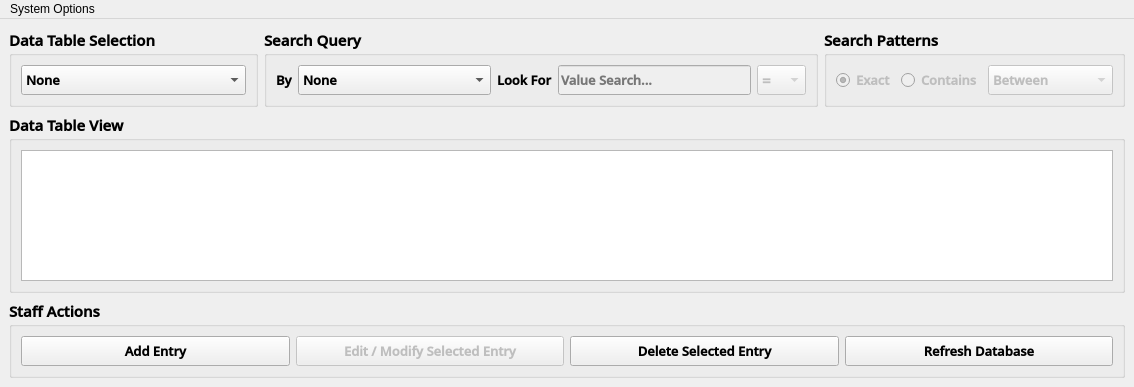
Before: the Qt Designer form System Design/Route88_DataViewerCmpnt.ui in CodexLink/Route88_HybridBusinessSystem, drawn with Qt 5.
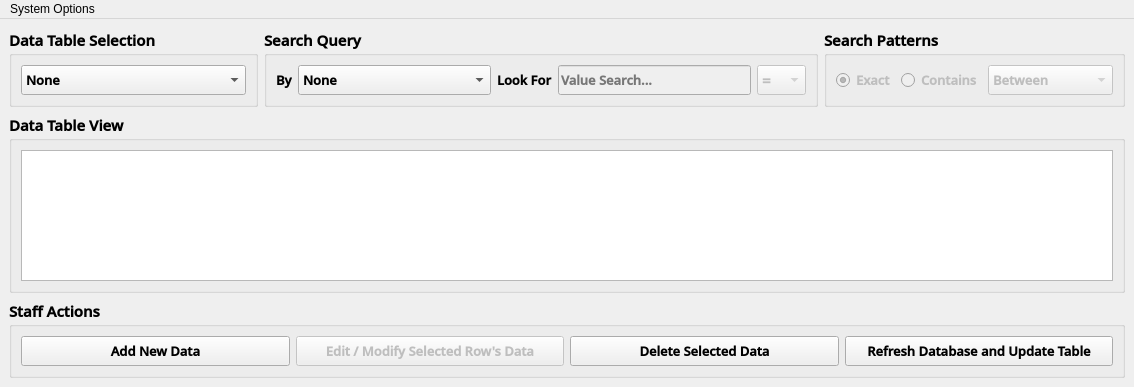
After: the same form once the commit is applied. Icons and pictures are not drawn.

Commit message:
[Major Progression] Finished Rendering @ Edit
I have done a lot of tweaks but the title says it all. There is no insertion or data editing yet~! But that will be my next job.

Also some UI got adjustments from button displays. Modification and Insertion has Push Entry Data Changed.

```diff
--- a/System Design/Route88_DataViewerCmpnt.ui
+++ b/System Design/Route88_DataViewerCmpnt.ui
@@ -540,7 +540,7 @@
           <string/>
          </property>
          <property name="text">
-          <string>Add Entry</string>
+          <string>Add New Data</string>
          </property>
         </widget>
        </item>
@@ -573,7 +573,7 @@
           <string/>
          </property>
          <property name="text">
-          <string>Edit / Modify Selected Entry</string>
+          <string>Edit / Modify Selected Row's Data</string>
          </property>
         </widget>
        </item>
@@ -603,7 +603,7 @@
           <string/>
          </property>
          <property name="text">
-          <string>Delete Selected Entry</string>
+          <string>Delete Selected Data</string>
          </property>
         </widget>
        </item>
@@ -633,7 +633,7 @@
           <string/>
          </property>
          <property name="text">
-          <string>Refresh Database</string>
+          <string>Refresh Database and Update Table</string>
          </property>
         </widget>
        </item>
```
The commit also changes 4 other files.
